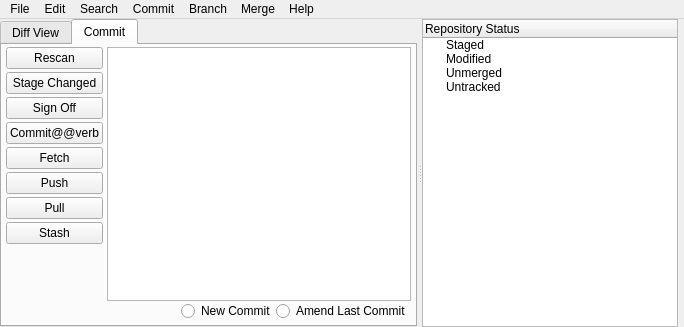
The window that ui/main.ui (git-cola/git-cola) describes before a commit, drawn with Qt 5.
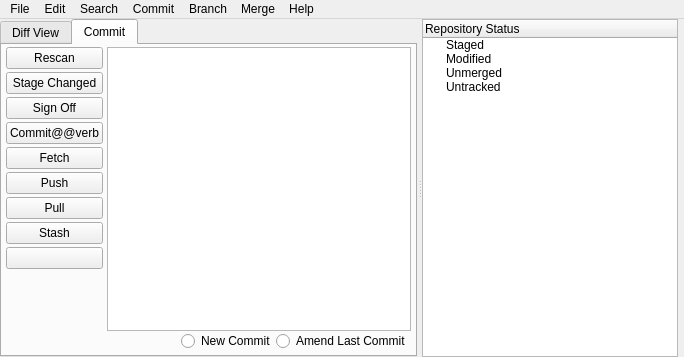
The same window after the commit.

Commit message:
ui: add a Branch->Review action for reviewing in-progress branches
Branch->Review compares a branch against its common ancestor
with the current branch.  This basically shows you what's
in a branch and lets you run difftool on it.

Patch:
```diff
--- a/ui/main.ui
+++ b/ui/main.ui
@@ -7,7 +7,7 @@
     <x>0</x>
     <y>0</y>
     <width>684</width>
-    <height>327</height>
+    <height>357</height>
    </rect>
   </property>
   <property name="dockOptions" >
@@ -285,6 +285,13 @@
               </property>
              </widget>
             </item>
+            <item>
+             <widget class="QPushButton" name="alt_button" >
+              <property name="text" >
+               <string/>
+              </property>
+             </widget>
+            </item>
             <item>
              <spacer>
               <property name="orientation" >
```
Left out of the diff: 8 changed lines with no effect on the pictures. The commit also changes 3 other files.
